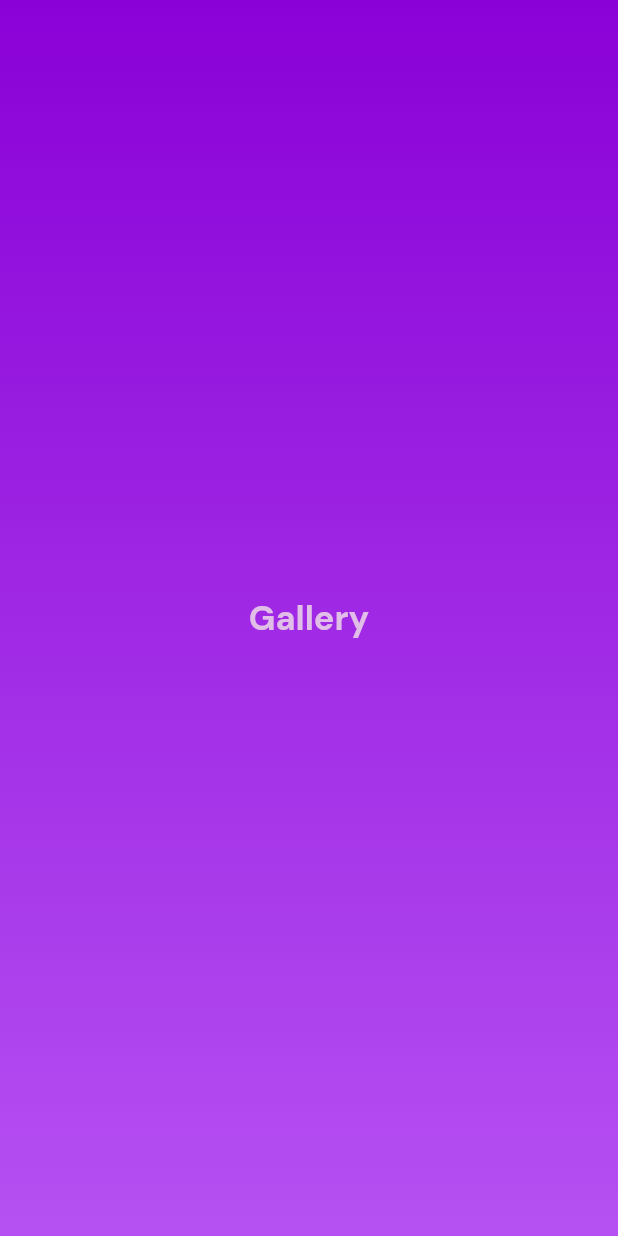
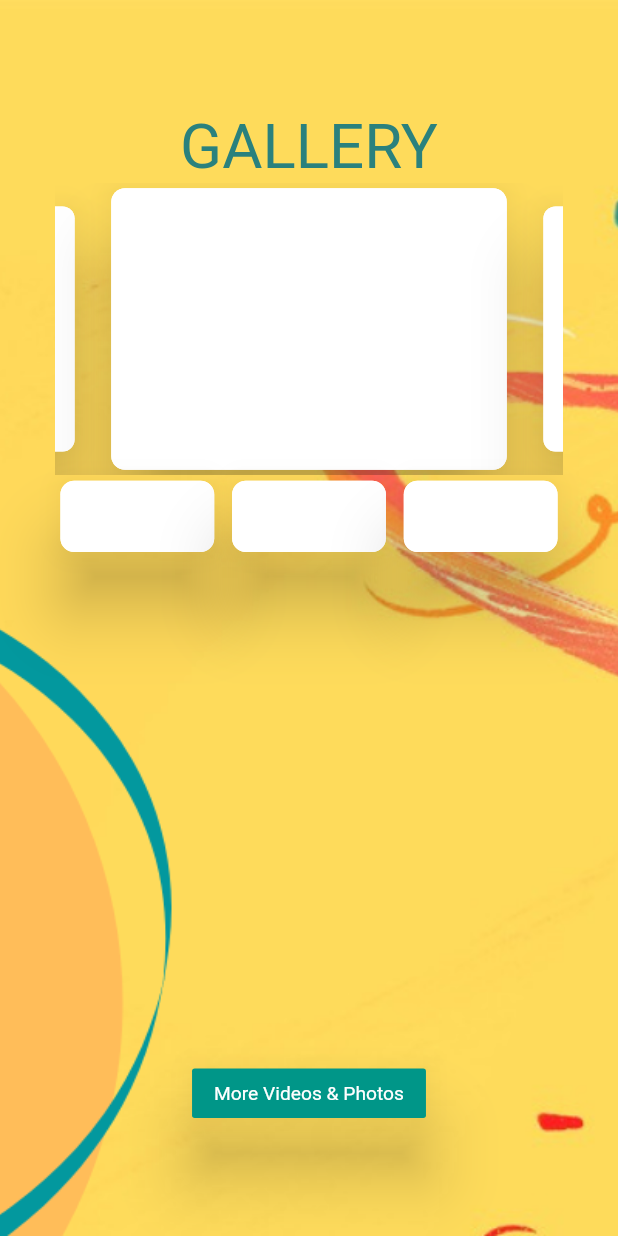
Before and after one commit to IIITG-Open-Source/Dance-Club, a Flutter app: the SecondPage screen opened by its route, on a phone screen of 412 x 824 dp. Run offline on Flutter 3.47's test engine with Material 2 defaults, Android fonts, the phone set to English and light mode, and no system bars; drawn by our look-alikes of carousel_slider; our stand-ins replace google_fonts, responsive_framework; missing offline and left inert: flutter_insta.

Commit message:
responsiveness added

```diff
--- a/lib/Screens/HomePage.dart
+++ b/lib/Screens/HomePage.dart
@@ -35,6 +35,8 @@ class _HomePageState extends State<HomePage> {
         ),
         elevation: 0,
         leading: Image(
+          width: 40,
+          height: 40,
           image: AssetImage("images/logo.png"),
         ),
       ),
--- a/lib/Screens/secondpage.dart
+++ b/lib/Screens/secondpage.dart
@@ -1,5 +1,9 @@
+import 'package:carousel_slider/carousel_slider.dart';
+import 'package:flutter/cupertino.dart';
 import 'package:flutter/material.dart';
+import 'package:flutter/services.dart';
 import 'package:google_fonts/google_fonts.dart';
+import 'package:flutter_insta/flutter_insta.dart';
 
 class SecondPage extends StatefulWidget {
   const SecondPage({Key key}) : super(key: key);
@@ -9,58 +13,163 @@ class SecondPage extends StatefulWidget {
 }
 
 class _SecondPageState extends State<SecondPage> {
+  CarouselController controller = CarouselController();
+  int x=0;
+ getprofile()async
+ {
+   FlutterInsta flutterInsta = new FlutterInsta();
+   await flutterInsta.getProfileData("iyuxsh");
+   print(flutterInsta.username);
+ }
+  @override
+  void initState() {
+    // TODO: implement initState
+    super.initState();
+  //  controller.startAutoPlay();
+   // getprofile();
+  }
   @override
   Widget build(BuildContext context) {
     return
       Scaffold(
-       /* appBar: AppBar(
-          title: Row(
-            children: [
-              InkWell(
-                  onTap: (){
-                    Navigator.pushNamed(context, '/FirstPage');
-                  },
-                  child: Text('Home')),
-              InkWell(
-                  onTap: (){
-                    Navigator.pushNamed(context, '/SecondPage');
-                  },
-                  child: Text('Gallery')),
-              InkWell(
-                  onTap: (){
-                    Navigator.pushNamed(context, '/ThirdPage');
-                  },
-                  child: Text('Events')),
-              InkWell(
-                  onTap: (){
-                    Navigator.pushNamed(context, '/FourthPage');
-                  },
-                  child: Text('About Us'))
-            ],
+        body: Container(
+          width: double.infinity,
+          height: double.infinity,
+          decoration: BoxDecoration(
+            image: DecorationImage(
+              image: AssetImage("images/background.png"),
+              fit: BoxFit.cover,
+            ),
           ),
-          elevation: 0,
-          leading: Icon(
-            Icons.dangerous,
-            color: Colors.white,
-          ),
-        ),*/
-        body: Container(
-          decoration: BoxDecoration(
-              gradient: LinearGradient(
-                colors: [
-                  Color(0xFF8A01D7),
-                  Color(0xFFB551F2),
-                ],
-                end: Alignment.bottomCenter,
-                begin: Alignment.topCenter,
-
+          child: Padding(
+            padding:  EdgeInsets.only(top: 40,left: 20,right: 20),
+            child: Center(
+              child: Padding(
+                padding:  EdgeInsets.only(top: 40,left: 20,right: 20),
+                child: Column(
+                  children: [
+                    Text("GALLERY",style: Theme.of(context).textTheme.headline3.copyWith(color: Color(0xFF2A817D)),),
+                    Expanded(
+                      flex: 1,
+                      child: Container(
+                        width: double.infinity,
+                        height: 300,
+                        decoration: BoxDecoration(
+                          borderRadius: BorderRadius.circular(10),
+                          color: Colors.transparent
+                        ),
+                        child: CarouselSlider(
+                            items: [
+                              MediaContainer2(),
+                              MediaContainer2(),
+                              MediaContainer2(),
+                              MediaContainer2(),
+                              MediaContainer2(),
+                              MediaContainer2(),
+                        ], options: CarouselOptions(
+                          autoPlayCurve: Curves.elasticInOut,
+                          autoPlayInterval: Duration(seconds: 3),
+                          autoPlayAnimationDuration: Duration(seconds: 2),
+                          autoPlay: true,
+                          aspectRatio: 1,
+                          enlargeCenterPage:true,
+                          scrollDirection: Axis.horizontal,
+                          initialPage: 0,
+                          enableInfiniteScroll: true,
+                        )),
+                      ),
+                    ),
+                    Expanded(
+                      flex: 2,
+                      child: GridView.count(
+                          crossAxisCount: 3,
+                          crossAxisSpacing: 5,
+                          mainAxisSpacing: 10,
+                          addAutomaticKeepAlives: true,
+                          addRepaintBoundaries: true,
+                          childAspectRatio: 4/2,
+                          children: [
+                            MediaContainer(),
+                            MediaContainer(),
+                            MediaContainer(),
+                           // MediaContainer(),
+                           /* MediaContainer(),
+                            MediaContainer(),
+                            MediaContainer(),
+                            MediaContainer(),
+                            MediaContainer(),
+                            MediaContainer(),*/
+                          ],
+                      ),
+                    ),
+                    Padding(
+                      padding: EdgeInsets.only(bottom: 80),
+                      child: RaisedButton(
+                        elevation: 20,
+                        color: Colors.teal,
+                        onPressed: (){},
+                        child: Text("More Videos & Photos",style: Theme.of(context).textTheme.bodyText2.copyWith(color: Colors.white),),
+                      ),
+                    )
+                  ],
+                ),
               )
-          ),
-          child: Center(child: Text("Gallery",style: GoogleFonts.dmSans(color: Colors.purple[100],fontSize: 25,fontWeight: FontWeight.bold)
-          ),
-          ),
+            ),
+          )
         ),
       );
 
   }
 }
+
+class MediaContainer2 extends StatelessWidget {
+  const MediaContainer2({
+    Key key,
+  }) : super(key: key);
+
+  @override
+  Widget build(BuildContext context) {
+    return Card(
+      elevation: 20,
+      shape: RoundedRectangleBorder(
+          borderRadius:BorderRadius.circular(10)
+      ),
+      child: Container(
+        decoration: BoxDecoration(
+          borderRadius: BorderRadius.circular(10),
+          color: Colors.white,
+        ),
+        width: 400,
+        height: double.infinity,
+      ),
+    );
+  }
+}
+
+class MediaContainer extends StatelessWidget {
+  const MediaContainer({
+    Key key,
+  }) : super(key: key);
+
+  @override
+  Widget build(BuildContext context) {
+    return SizedBox(
+      width: 50,
+      height: 50,
+      child: Card(
+        elevation: 20,
+        shape: RoundedRectangleBorder(
+          borderRadius:BorderRadius.circular(10)
+        ),
+        child: Container(
+          decoration: BoxDecoration(
+            borderRadius: BorderRadius.circular(10),
+            color: Colors.white,
+          ),
+          width: 50,
+          height: 50,
+        ),
+      ),
+    );
+  }
+}
--- a/pubspec.yaml
+++ b/pubspec.yaml
@@ -32,6 +32,8 @@ dependencies:
   hover_effect: ^0.6.0
   responsive_builder: ^0.4.1
   responsive_framework: ^0.1.2
+  flutter_insta: ^1.0.0
+  carousel_slider: ^3.0.0
 
 dev_dependencies:
   flutter_test:
```
Also changed, not shown: pubspec.lock.
